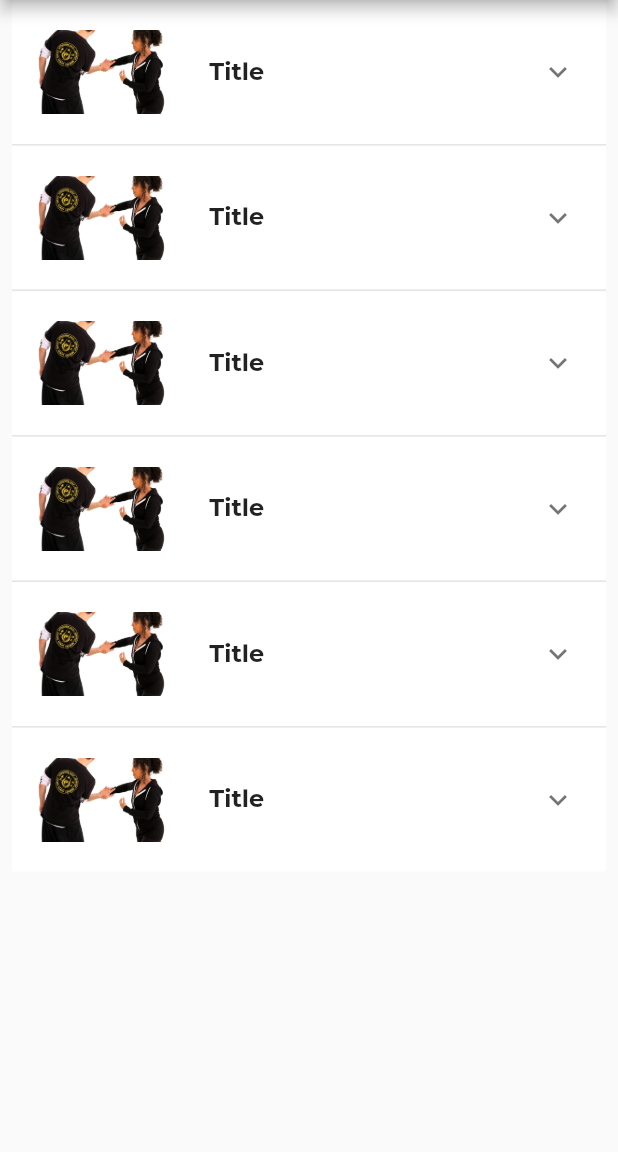
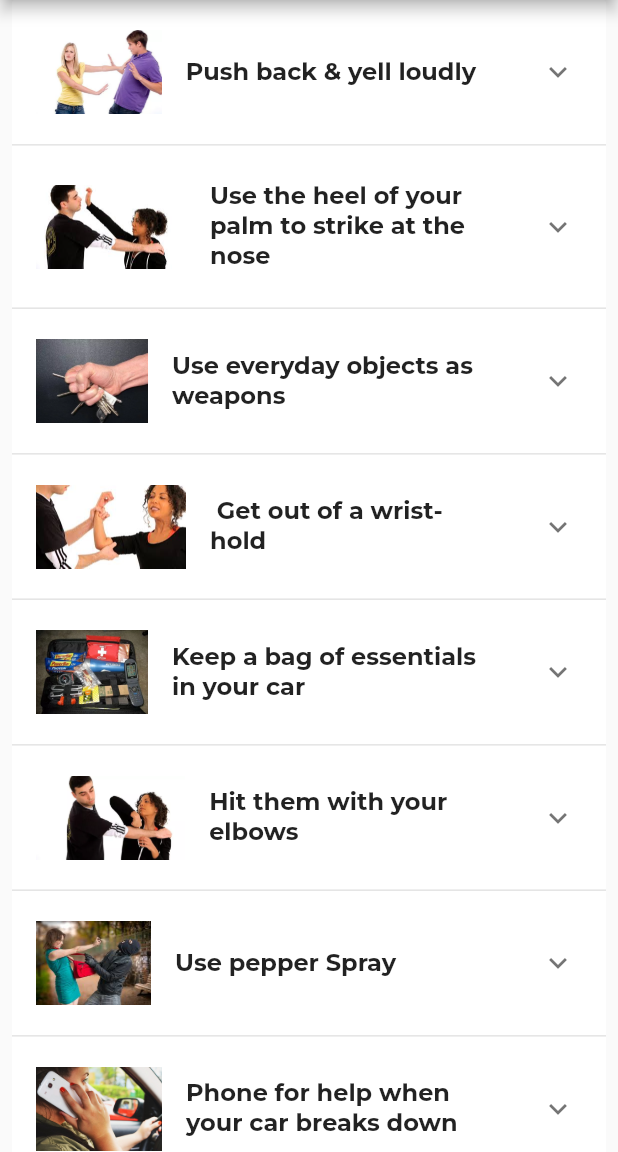
Before and after one commit to suhas-kadu/flutter-self-defence, a Flutter app: the SelfDefenceTips screen opened by its route, on a phone screen of 412 x 824 dp, the part 84-1236 px from its top. Run offline on Flutter 3.47's test engine with Material 2 defaults, Android fonts, the light colour scheme and no system bars; our stand-ins replace google_fonts, video_player.

Commit message:
tips list data updated

```diff
--- a/lib/data/tips.dart
+++ b/lib/data/tips.dart
@@ -4,39 +4,51 @@ List<Tip> getTips() {
   List<Tip> _tips = new List();
   Tip tip = new Tip();
 
-  tip.title = "Title";
-  tip.imgUrl = "assets/images/tip.jpg";
+  tip.title = "Push back & yell loudly";
+  tip.imgUrl = "assets/images/tip1.jpg";
+  tip.description = "This the first thing you need to do as soon you realize that you are being stalked. If you sense trouble, act promptly. If attacked, push your assaulter aside and shout as loudly as you can. It might not dissuade them, but it will definitely make you seem like a difficult target. Also, it will rouse the attention of people around you and get help to you faster. ";
+  _tips.add(tip);
+  tip = new Tip();
+
+tip.title = "Use the heel of your palm to strike at the nose";
+  tip.imgUrl = "assets/images/tip2.jpg";
+  tip.description = "When you're cornered in a deserted area, a swift blow to the nose will help you escape. If your attacker is charging towards you, hit their nose with the heel of your palm using all the strength you've got. This will cause immense pain and will temporarily disorient them, allowing you time to call for help or escape.";
+  _tips.add(tip);
+  tip = new Tip();
+
+tip.title = "Use everyday objects as weapons";
+  tip.imgUrl = "assets/images/tip3.jpg";
+  tip.description = "You can fashion weapons out of anything around you. Like any other weapons, a set of keys wedged between your fingers like brass knuckles can deliver a crippling blow. If you are attacked at home, run to the kitchen and grab anything like a rolling pin, heavy ladle or a knife. Just remember to be quick!";
+  _tips.add(tip);
+  tip = new Tip();
+
+tip.title = " Get out of a wrist-hold";
+  tip.imgUrl = "assets/images/tip4.jpg";
   tip.description = "If your attacker has you in a wrist-hold, here's an easy way to break free. Instead of struggling, squat down, lean forward and then bend your elbows all the way towards their arm, till they can no longer hold on. Or simply rotate your wrist to the point where their finger and thumb meet and yank your wrist free. Their grip will be the weakest at that point and a sharp tug will help you escape quickly.";
   _tips.add(tip);
   tip = new Tip();
 
-tip.title = "Title";
-  tip.imgUrl = "assets/images/tip.jpg";
-  tip.description = "If your attacker has you in a wrist-hold, here's an easy way to break free. Instead of struggling, squat down, lean forward and then bend your elbows all the way towards their arm, till they can no longer hold on. Or simply rotate your wrist to the point where their finger and thumb meet and yank your wrist free. Their grip will be the weakest at that point and a sharp tug will help you escape quickly.";
+tip.title = "Keep a bag of essentials in your car";
+  tip.imgUrl = "assets/images/tip5.jpg";
+  tip.description = "A car survival kit can be your best friend when you're driving long distances. Keep items like first aid kit, jumper cables, flashlight, a fully-charged power bank, matchbox, a thick rope etc. in your kit and you'll always be prepared to face any situation on the road.";
   _tips.add(tip);
   tip = new Tip();
 
-tip.title = "Title";
-  tip.imgUrl = "assets/images/tip.jpg";
-  tip.description = "If your attacker has you in a wrist-hold, here's an easy way to break free. Instead of struggling, squat down, lean forward and then bend your elbows all the way towards their arm, till they can no longer hold on. Or simply rotate your wrist to the point where their finger and thumb meet and yank your wrist free. Their grip will be the weakest at that point and a sharp tug will help you escape quickly.";
+tip.title = "Hit them with your elbows";
+  tip.imgUrl = "assets/images/tip6.jpg";
+  tip.description = "If the attacker is trying to pin your arms down, this can be a useful strike to incapacitate them with. So yank your arms free of their grapple and hit their head with your elbows as hard as you can. With enough force to the temple, you elbows can potentially cause severe bruising and unconsciousness, crippling your attacker for several minutes.";
   _tips.add(tip);
   tip = new Tip();
 
-tip.title = "Title";
-  tip.imgUrl = "assets/images/tip.jpg";
-  tip.description = "If your attacker has you in a wrist-hold, here's an easy way to break free. Instead of struggling, squat down, lean forward and then bend your elbows all the way towards their arm, till they can no longer hold on. Or simply rotate your wrist to the point where their finger and thumb meet and yank your wrist free. Their grip will be the weakest at that point and a sharp tug will help you escape quickly.";
+tip.title = "Use pepper Spray";
+  tip.imgUrl = "assets/images/tip7.jpg";
+  tip.description = "Nothing works more effectively than pepper spray to the face. Some formulations are powerful enough to cause tearing, irritation and even temporary blindness when sprayed directly into the eyes. This trick works best when your attacker is charging towards you. Keep a can of pepper spray in your purse and in the glove compartment of your car for emergencies.";
   _tips.add(tip);
   tip = new Tip();
 
-tip.title = "Title";
-  tip.imgUrl = "assets/images/tip.jpg";
-  tip.description = "If your attacker has you in a wrist-hold, here's an easy way to break free. Instead of struggling, squat down, lean forward and then bend your elbows all the way towards their arm, till they can no longer hold on. Or simply rotate your wrist to the point where their finger and thumb meet and yank your wrist free. Their grip will be the weakest at that point and a sharp tug will help you escape quickly.";
-  _tips.add(tip);
-  tip = new Tip();
-
-tip.title = "Title";
-  tip.imgUrl = "assets/images/tip.jpg";
-  tip.description = "If your attacker has you in a wrist-hold, here's an easy way to break free. Instead of struggling, squat down, lean forward and then bend your elbows all the way towards their arm, till they can no longer hold on. Or simply rotate your wrist to the point where their finger and thumb meet and yank your wrist free. Their grip will be the weakest at that point and a sharp tug will help you escape quickly.";
+tip.title = "Phone for help when your car breaks down";
+  tip.imgUrl = "assets/images/tip8.jpg";
+  tip.description = "A car breaking down in the middle of nowhere is the textbook example of a difficult situation, but with a little bit of common sense you can easily find a safe way out of the problem. When your car breaks down and you cannot figure it out on your own, simply get back inside, leave your headlights on, lock the doors, stay in & phone for help. Do not step out of the car till proper help has arrived. ";
   _tips.add(tip);
   tip = new Tip();
 
```
